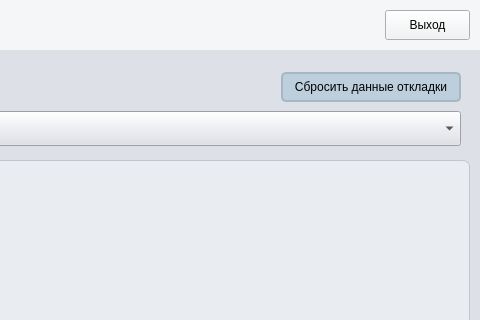
The window that main.ui (petlitsky/rozovproject) describes before a commit, drawn with Qt 5; both pictures show x 544 to 1024 and y 0 to 320 of the 1024 by 600 pixel window.
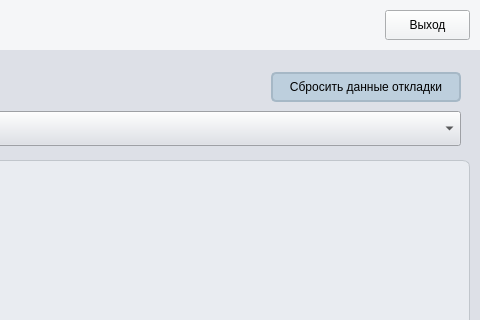
The same window after the commit. The open tabs and pages were chosen to show the change. Icons and pictures are not drawn.

```diff
--- a/main.ui
+++ b/main.ui
@@ -2292,7 +2292,7 @@
                    </property>
                    <property name="maximumSize">
                     <size>
-                     <width>180</width>
+                     <width>190</width>
                      <height>30</height>
                     </size>
                    </property>
```
Left out of the diff: 2 changed lines with no effect on the pictures.
